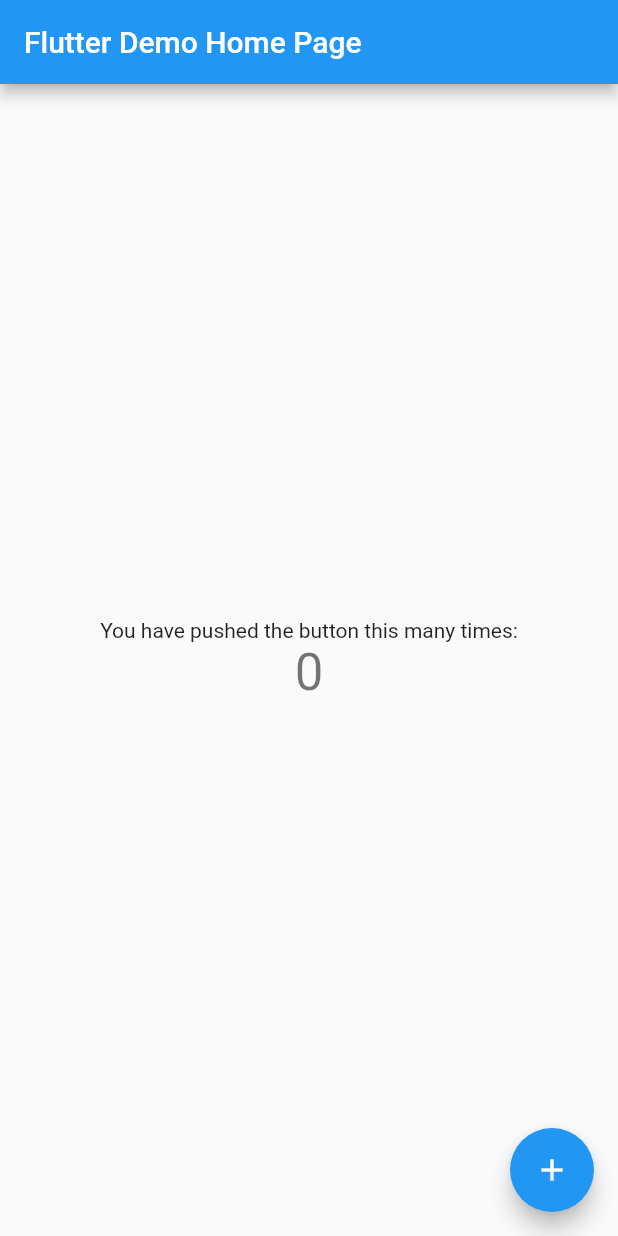
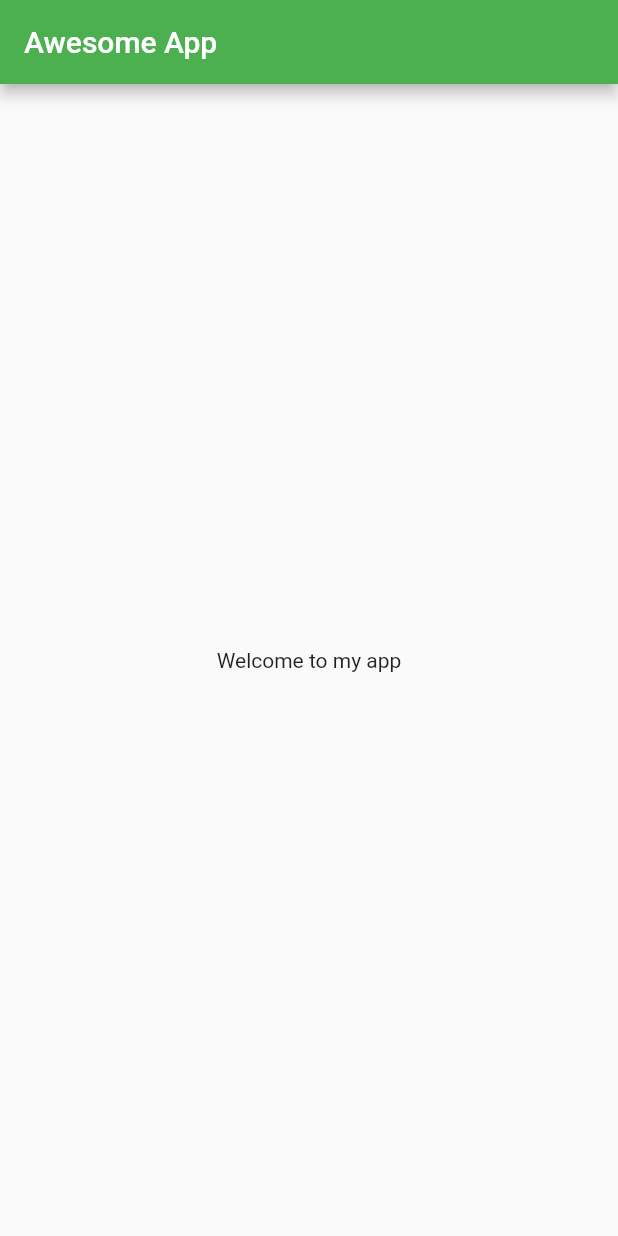
Before and after one commit to HuzaifaShkx/Flutter-Basics-Practice, a Flutter app: the screen it shows after launch, on a phone screen of 412 x 824 dp. Run offline on Flutter 3.47's test engine with Material 2 defaults, Android fonts, the phone set to English and light mode, and no system bars.

Commit message:
Chap#1 completed

```diff
--- a/lib/main.dart
+++ b/lib/main.dart
@@ -1,115 +1,26 @@
 import 'package:flutter/material.dart';
 
-void main() {
-  runApp(const MyApp());
+void main(){
+  runApp(MaterialApp(
+    title: "Awesome App",
+    home: homepage(),
+
+  ));
 }
 
-class MyApp extends StatelessWidget {
-  const MyApp({Key? key}) : super(key: key);
-
-  // This widget is the root of your application.
+class homepage extends StatelessWidget {
   @override
   Widget build(BuildContext context) {
-    return MaterialApp(
-      title: 'Flutter Demo',
-      theme: ThemeData(
-        // This is the theme of your application.
-        //
-        // Try running your application with "flutter run". You'll see the
-        // application has a blue toolbar. Then, without quitting the app, try
-        // changing the primarySwatch below to Colors.green and then invoke
-        // "hot reload" (press "r" in the console where you ran "flutter run",
-        // or simply save your changes to "hot reload" in a Flutter IDE).
-        // Notice that the counter didn't reset back to zero; the application
-        // is not restarted.
-        primarySwatch: Colors.blue,
+    return Scaffold(
+      appBar: AppBar(
+          backgroundColor: Colors.green,
+          title: Text("Awesome App"),
       ),
-      home: const MyHomePage(title: 'Flutter Demo Home Page'),
+      body: Container(
+         child: Center(child: Text("Welcome to my app")),
+
+
+      ),
     );
   }
 }
-
-class MyHomePage extends StatefulWidget {
-  const MyHomePage({Key? key, required this.title}) : super(key: key);
-
-  // This widget is the home page of your application. It is stateful, meaning
-  // that it has a State object (defined below) that contains fields that affect
-  // how it looks.
-
-  // This class is the configuration for the state. It holds the values (in this
-  // case the title) provided by the parent (in this case the App widget) and
-  // used by the build method of the State. Fields in a Widget subclass are
-  // always marked "final".
-
-  final String title;
-
-  @override
-  State<MyHomePage> createState() => _MyHomePageState();
-}
-
-class _MyHomePageState extends State<MyHomePage> {
-  int _counter = 0;
-
-  void _incrementCounter() {
-    setState(() {
-      // This call to setState tells the Flutter framework that something has
-      // changed in this State, which causes it to rerun the build method below
-      // so that the display can reflect the updated values. If we changed
-      // _counter without calling setState(), then the build method would not be
-      // called again, and so nothing would appear to happen.
-      _counter++;
-    });
-  }
-
-  @override
-  Widget build(BuildContext context) {
-    // This method is rerun every time setState is called, for instance as done
-    // by the _incrementCounter method above.
-    //
-    // The Flutter framework has been optimized to make rerunning build methods
-    // fast, so that you can just rebuild anything that needs updating rather
-    // than having to individually change instances of widgets.
-    return Scaffold(
-      appBar: AppBar(
-        // Here we take the value from the MyHomePage object that was created by
-        // the App.build method, and use it to set our appbar title.
-        title: Text(widget.title),
-      ),
-      body: Center(
-        // Center is a layout widget. It takes a single child and positions it
-        // in the middle of the parent.
-        child: Column(
-          // Column is also a layout widget. It takes a list of children and
-          // arranges them vertically. By default, it sizes itself to fit its
-          // children horizontally, and tries to be as tall as its parent.
-          //
-          // Invoke "debug painting" (press "p" in the console, choose the
-          // "Toggle Debug Paint" action from the Flutter Inspector in Android
-          // Studio, or the "Toggle Debug Paint" command in Visual Studio Code)
-          // to see the wireframe for each widget.
-          //
-          // Column has various properties to control how it sizes itself and
-          // how it positions its children. Here we use mainAxisAlignment to
-          // center the children vertically; the main axis here is the vertical
-          // axis because Columns are vertical (the cross axis would be
-          // horizontal).
-          mainAxisAlignment: MainAxisAlignment.center,
-          children: <Widget>[
-            const Text(
-              'You have pushed the button this many times:',
-            ),
-            Text(
-              '$_counter',
-              style: Theme.of(context).textTheme.headline4,
-            ),
-          ],
-        ),
-      ),
-      floatingActionButton: FloatingActionButton(
-        onPressed: _incrementCounter,
-        tooltip: 'Increment',
-        child: const Icon(Icons.add),
-      ), // This trailing comma makes auto-formatting nicer for build methods.
-    );
-  }
-}
```
